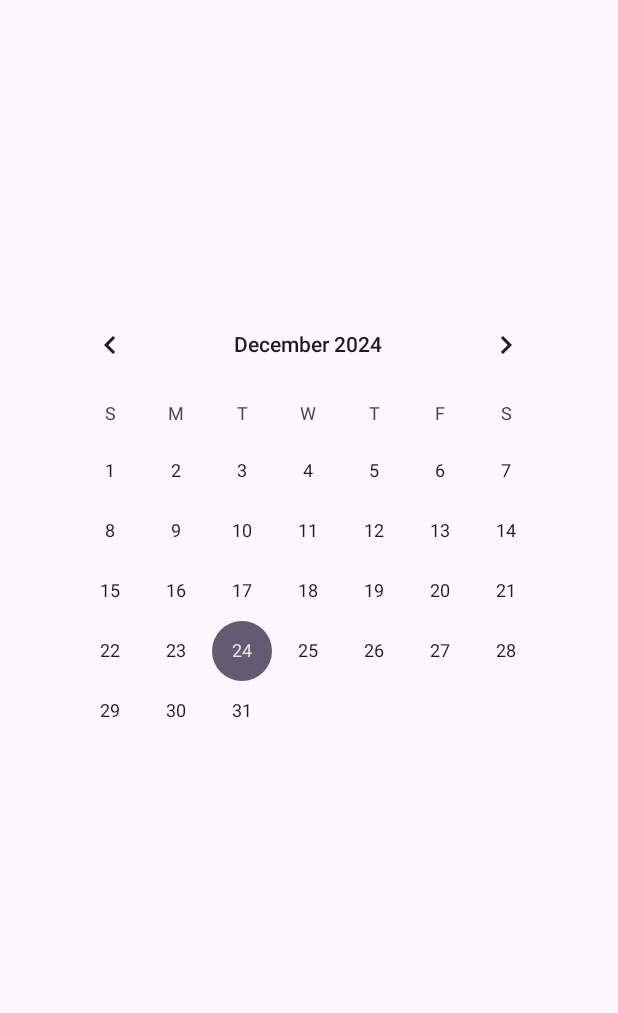
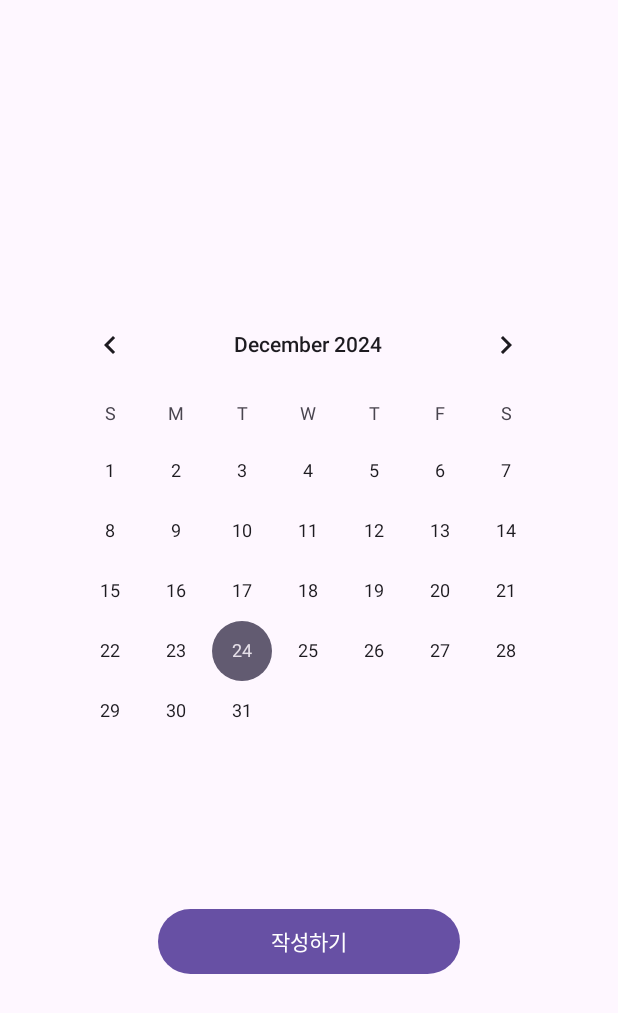
Before and after one commit to hsjsstn/TodaysOutfit, an Android app: the layout activity_diary_calendar.xml on its own in the app's theme, with its tools: preview values and no code run, on a phone screen of 412 x 824 dp. Shown: the top 1013 px of the screen. Run offline under Robolectric (Android 15) with nearby library versions, the phone set to English and light mode, and no system bars; Roboto replaces fonts that are not available here.

```diff
--- a/app/build.gradle.kts
+++ b/app/build.gradle.kts
@@ -7,7 +7,9 @@ plugins {
 android {
     namespace = "ddwu.com.mobile.project.todaysoutfit"
     compileSdk = 34
-
+    buildFeatures {
+        buildConfig = true
+    }
     defaultConfig {
         applicationId = "ddwu.com.mobile.project.todaysoutfit"
         minSdk = 24
@@ -69,6 +71,7 @@ dependencies {
     implementation("androidx.room:room-runtime:$room_version")
     annotationProcessor("androidx.room:room-compiler:$room_version")
     ksp("androidx.room:room-compiler:$room_version")
+    implementation("androidx.room:room-ktx:$room_version" )
 
     // GoogleMap
     implementation("com.google.android.gms:play-services-maps:19.0.0")
--- a/app/src/main/java/ddwu/com/mobile/project/todaysoutfit/data/entity/DiaryEntryEntity.kt
+++ b/app/src/main/java/ddwu/com/mobile/project/todaysoutfit/data/entity/DiaryEntryEntity.kt
@@ -5,7 +5,8 @@ import androidx.room.PrimaryKey
 
 @Entity(tableName = "diary_entries")
 data class DiaryEntryEntity(
-    @PrimaryKey val date: String,
+    @PrimaryKey(autoGenerate = true) val diaryId: Int = 0,
+    val date: String,
     var location: String?,
     var maxTemperature: Int?,
     var minTemperature: Int?,
--- a/app/src/main/res/layout/activity_diary_calendar.xml
+++ b/app/src/main/res/layout/activity_diary_calendar.xml
@@ -15,4 +15,14 @@
         app:layout_constraintHorizontal_bias="0.491"
         app:layout_constraintStart_toStartOf="parent"
         app:layout_constraintTop_toTopOf="parent" />
+
+    <Button
+        android:id="@+id/addDiaryEntityBtn"
+        android:layout_width="201dp"
+        android:layout_height="51dp"
+        android:layout_marginTop="68dp"
+        android:text="작성하기"
+        app:layout_constraintEnd_toEndOf="parent"
+        app:layout_constraintStart_toStartOf="parent"
+        app:layout_constraintTop_toBottomOf="@+id/calendarView3" />
 </androidx.constraintlayout.widget.ConstraintLayout>
--- a/app/src/main/res/layout/activity_main.xml
+++ b/app/src/main/res/layout/activity_main.xml
@@ -273,12 +273,13 @@
         app:srcCompat="@drawable/main_clothes" />
 
     <ImageButton
-        android:id="@+id/imageButton4"
+        android:id="@+id/goToCalendar"
         android:layout_width="wrap_content"
         android:layout_height="wrap_content"
         android:layout_marginTop="16dp"
         android:layout_marginEnd="16dp"
         android:background="@null"
+        android:contentDescription="캘린더로 이동"
         app:layout_constraintEnd_toEndOf="parent"
         app:layout_constraintTop_toTopOf="parent"
         app:srcCompat="@drawable/calendar_icon" />
```
Also changed, not shown: app/src/main/java/ddwu/com/mobile/project/todaysoutfit/data/ModelWeather.kt (+20 -2 lines), app/src/main/java/ddwu/com/mobile/project/todaysoutfit/data/dao/DiaryDAO.kt (+1 -6 lines), app/src/main/java/ddwu/com/mobile/project/todaysoutfit/network/WeatherInterface.kt (+19 -1 lines), app/src/main/java/ddwu/com/mobile/project/todaysoutfit/ui/activity/DiaryCalendarActivity.kt (+18 -1 lines), app/src/main/java/ddwu/com/mobile/project/todaysoutfit/ui/activity/MainActivity.kt (+9 -0 lines), 1 other file.
